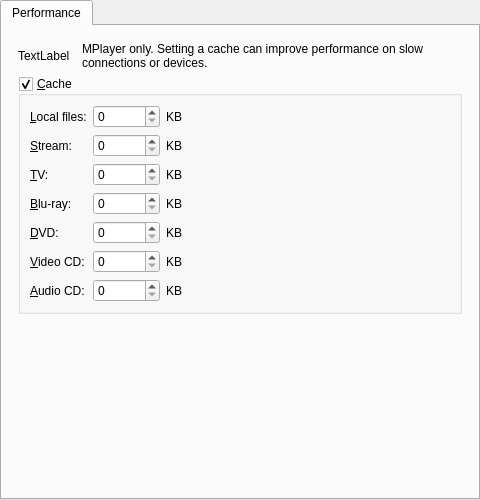
Before: the Qt Designer form src/gui/pref/performance.ui in wilbert2000/wzplayer, drawn with Qt 5.
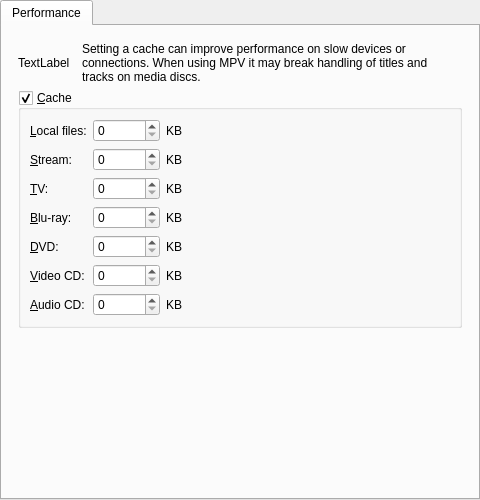
After: the same form once the commit is applied.

Commit message: Revert text change performance section

Diff of the .ui file:
```diff
--- a/src/gui/pref/performance.ui
+++ b/src/gui/pref/performance.ui
@@ -48,7 +48,7 @@
             </sizepolicy>
            </property>
            <property name="text">
-            <string>MPlayer only. Setting a cache can improve performance on slow connections or devices.</string>
+            <string>Setting a cache can improve performance on slow devices or connections. When using MPV it may break handling of titles and tracks on media discs.</string>
            </property>
            <property name="textFormat">
             <enum>Qt::PlainText</enum>
```
